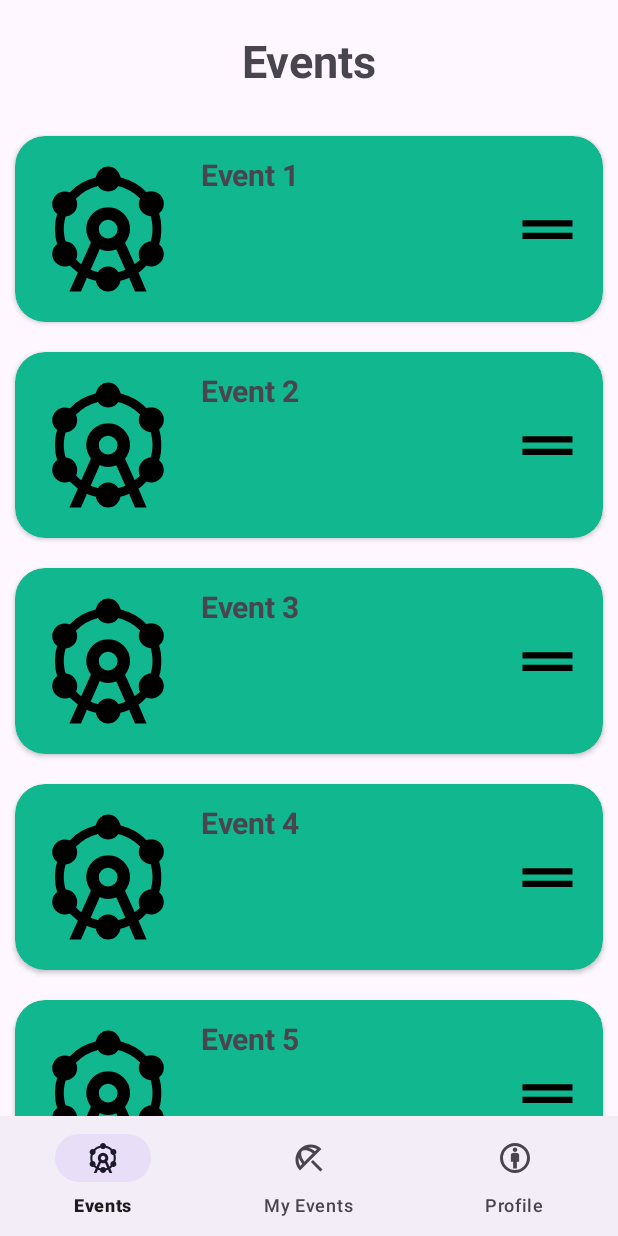
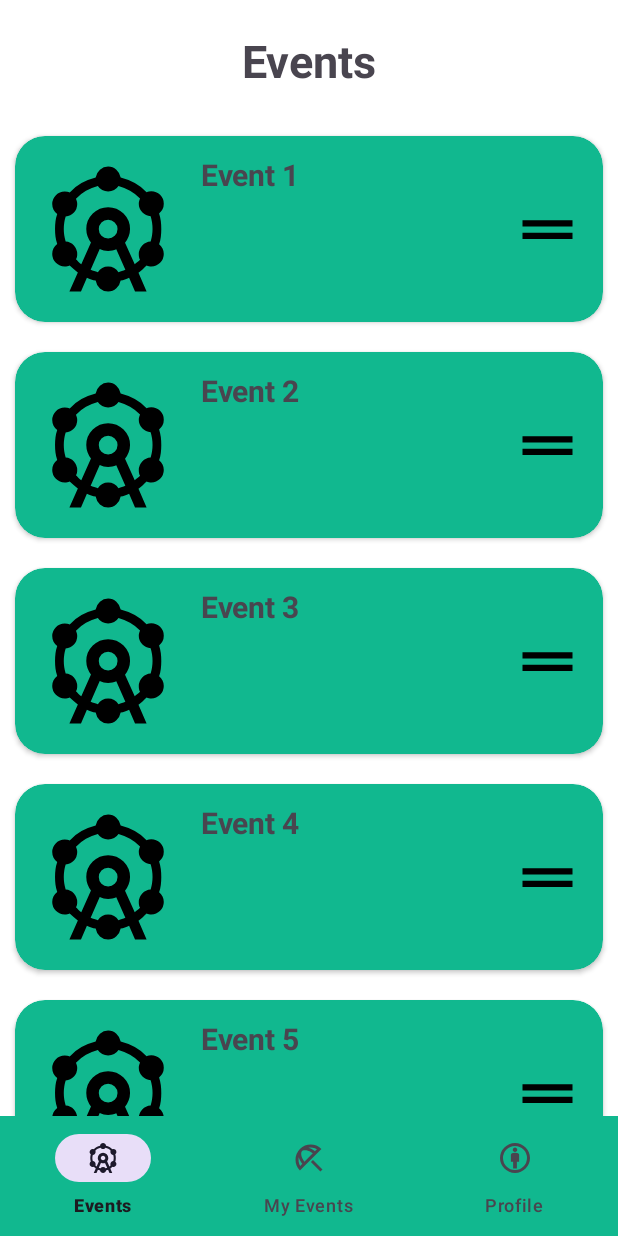
Before and after one commit to CMPUT301F25-kraken/krakenhax, an Android app: the EventsFragment screen opened through its navigation route, on a phone screen of 412 x 824 dp. Run offline under Robolectric (Android 15) with nearby library versions, the light colour scheme and no system bars; our stand-ins replace CircleImageView, Firebase (no records; nobody signed in at launch, a user with empty details on screens opened directly), Picasso, navigation-ui.

Commit message:
Fixed navbar spacing
Fixed navbar so that there is now consistent spacing on the above and below the icons,

```diff
--- a/Code/app/src/main/java/com/kraken/krakenhax/Event.java
+++ b/Code/app/src/main/java/com/kraken/krakenhax/Event.java
@@ -312,7 +312,6 @@ public class Event implements Parcelable {
         return 0;
     }
 
-
     /**
      * Retrieves the WaitList associated with this event.
      * The waitlist contains entrants who have registered but are not yet confirmed.
@@ -466,8 +465,6 @@ public class Event implements Parcelable {
         }
     };
 
-
-
     /**
      * Writes the {@link Event} object's data into a {@link Parcel}, allowing it to be
      * serialized and passed between Android components.
--- a/Code/app/src/main/java/com/kraken/krakenhax/MainActivity.java
+++ b/Code/app/src/main/java/com/kraken/krakenhax/MainActivity.java
@@ -15,8 +15,6 @@ import androidx.navigation.ui.NavigationUI;
 import com.google.android.material.bottomnavigation.BottomNavigationView;
 import com.google.firebase.firestore.CollectionReference;
 import com.google.firebase.firestore.FirebaseFirestore;
-
-import java.util.Objects;
 
 
 public class MainActivity extends AppCompatActivity {
@@ -66,7 +64,9 @@ public class MainActivity extends AppCompatActivity {
 
         ViewCompat.setOnApplyWindowInsetsListener(findViewById(R.id.main), (v, insets) -> {
             Insets systemBars = insets.getInsets(WindowInsetsCompat.Type.systemBars());
-            v.setPadding(systemBars.left, systemBars.top, systemBars.right, systemBars.bottom);
+            // Apply the insets as padding to the views.
+            // But not to the bottom so that the nav bar is not too thick
+            v.setPadding(systemBars.left, systemBars.top, systemBars.right, 0);
             return insets;
         });
     }
--- a/Code/app/src/main/java/com/kraken/krakenhax/ProfileViewModel.java
+++ b/Code/app/src/main/java/com/kraken/krakenhax/ProfileViewModel.java
@@ -29,6 +29,7 @@ public class ProfileViewModel extends ViewModel {
         // Start listening for real-time updates from Firestore.
         addSnapshotListener();
     }
+
     public void addProfile(Profile profile) {
         ArrayList<Profile> currentList = profileList.getValue();
         if (currentList != null) {
@@ -36,6 +37,7 @@ public class ProfileViewModel extends ViewModel {
             profileList.setValue(currentList);
         }
     }
+
     private void addSnapshotListener() {
         // This listener will be active for the entire lifecycle of the ViewModel.
         profileCollection.addSnapshotListener((snapshots, error) -> {
--- a/Code/app/src/main/res/layout/activity_main.xml
+++ b/Code/app/src/main/res/layout/activity_main.xml
@@ -5,26 +5,32 @@
     android:id="@+id/main"
     android:layout_width="match_parent"
     android:layout_height="match_parent"
+    android:background="@color/eventCardBackgroundColor"
     tools:context=".MainActivity">
 
     <!-- For bottom navigation bar -->
     <com.google.android.material.bottomnavigation.BottomNavigationView
         android:id="@+id/bottom_navigation_bar"
-        android:layout_width="match_parent"
+        android:layout_width="wrap_content"
         android:layout_height="wrap_content"
+        android:background="@color/eventCardBackgroundColor"
+        android:padding="0dp"
         app:layout_constraintBottom_toBottomOf="parent"
         app:layout_constraintEnd_toEndOf="parent"
         app:layout_constraintStart_toStartOf="parent"
         app:menu="@menu/bottom_navigation_bar" />
 
+    <!-- For the admin nav bar -->
     <com.google.android.material.bottomnavigation.BottomNavigationView
         android:id="@+id/bottom_navigation_Ad"
         android:layout_width="match_parent"
         android:layout_height="wrap_content"
+        android:background="@color/eventCardBackgroundColor"
         app:layout_constraintBottom_toBottomOf="parent"
         app:layout_constraintEnd_toEndOf="parent"
         app:layout_constraintStart_toStartOf="parent"
         app:menu="@menu/bottom_navigation_admin" />
+
     <!-- For loading the fragments -->
     <androidx.fragment.app.FragmentContainerView
         android:id="@+id/nav_host_fragment_container"
--- a/Code/app/src/main/res/layout/fragment_events.xml
+++ b/Code/app/src/main/res/layout/fragment_events.xml
@@ -5,6 +5,7 @@
     android:id="@+id/frameLayout"
     android:layout_width="match_parent"
     android:layout_height="match_parent"
+    android:background="@color/white"
     tools:context=".EventsFragment">
 
     <TextView
--- a/Code/app/src/main/res/layout/fragment_my_events.xml
+++ b/Code/app/src/main/res/layout/fragment_my_events.xml
@@ -5,6 +5,7 @@
     android:id="@+id/frameLayout2"
     android:layout_width="match_parent"
     android:layout_height="match_parent"
+    android:background="@color/white"
     tools:context=".MyEventsFragment">
 
     <TextView
--- a/Code/app/src/main/res/layout/fragment_profile.xml
+++ b/Code/app/src/main/res/layout/fragment_profile.xml
@@ -34,10 +34,10 @@
         android:id="@+id/tv_profile"
         android:layout_width="wrap_content"
         android:layout_height="wrap_content"
-        android:layout_marginTop="34dp"
+        android:paddingVertical="20dp"
         android:text="Profile"
         android:textAlignment="center"
-        android:textSize="35sp"
+        android:textSize="30sp"
         android:textStyle="bold"
         app:layout_constraintEnd_toEndOf="parent"
         app:layout_constraintStart_toStartOf="parent"
--- a/Code/app/src/main/res/layout/recycler_view_row.xml
+++ b/Code/app/src/main/res/layout/recycler_view_row.xml
@@ -10,7 +10,7 @@
         android:layout_height="wrap_content"
         android:layout_marginHorizontal="10dp"
         android:layout_marginVertical="10dp"
-        app:cardBackgroundColor="#11B88F"
+        app:cardBackgroundColor="@color/eventCardBackgroundColor"
         app:cardCornerRadius="20dp"
         app:contentPadding="12dp"
         app:layout_constraintBottom_toBottomOf="parent"
--- a/Code/app/src/main/res/menu/bottom_navigation_bar.xml
+++ b/Code/app/src/main/res/menu/bottom_navigation_bar.xml
@@ -1,6 +1,7 @@
 <?xml version="1.0" encoding="utf-8"?>
 <menu xmlns:android="http://schemas.android.com/apk/res/android">
-    <item
+
+<item
         android:id="@+id/EventsFragment"
         android:icon="@drawable/outline_attractions_100"
         android:title="@string/events" />
--- a/Code/app/src/main/res/values-night/themes.xml
+++ b/Code/app/src/main/res/values-night/themes.xml
@@ -1,7 +1,7 @@
-<resources xmlns:tools="http://schemas.android.com/tools">
+<resources>
     <!-- Base application theme. -->
     <style name="Base.Theme.KrakenHax" parent="Theme.Material3.DayNight.NoActionBar">
-        <!-- Customize your dark theme here. -->
-        <!-- <item name="colorPrimary">@color/my_dark_primary</item> -->
+        <!-- Set the status bar color to match the nav bar -->
+        <item name="android:statusBarColor">@color/eventCardBackgroundColor</item>
     </style>
 </resources>
--- a/Code/app/src/main/res/values/colors.xml
+++ b/Code/app/src/main/res/values/colors.xml
@@ -9,4 +9,5 @@
     <color name="LoginButtonColor">#579E80</color>
     <color name="loginEditTextColor">#454444</color>
     <color name="loginTextColor">#979696</color>
+    <color name="eventCardBackgroundColor">#11B88F</color>
 </resources>
--- a/Code/app/src/main/res/values/themes.xml
+++ b/Code/app/src/main/res/values/themes.xml
@@ -1,8 +1,8 @@
 <resources>
     <!-- Base application theme. -->
     <style name="Base.Theme.KrakenHax" parent="Theme.Material3.DayNight.NoActionBar">
-        <!-- Customize your light theme here. -->
-        <!-- <item name="colorPrimary">@color/my_light_primary</item> -->
+        <!-- Set the status bar color to match the nav bar -->
+        <item name="android:statusBarColor">@color/eventCardBackgroundColor</item>
     </style>
 
     <style name="ShapeAppearance.App.CircleImageView" parent="">
```
